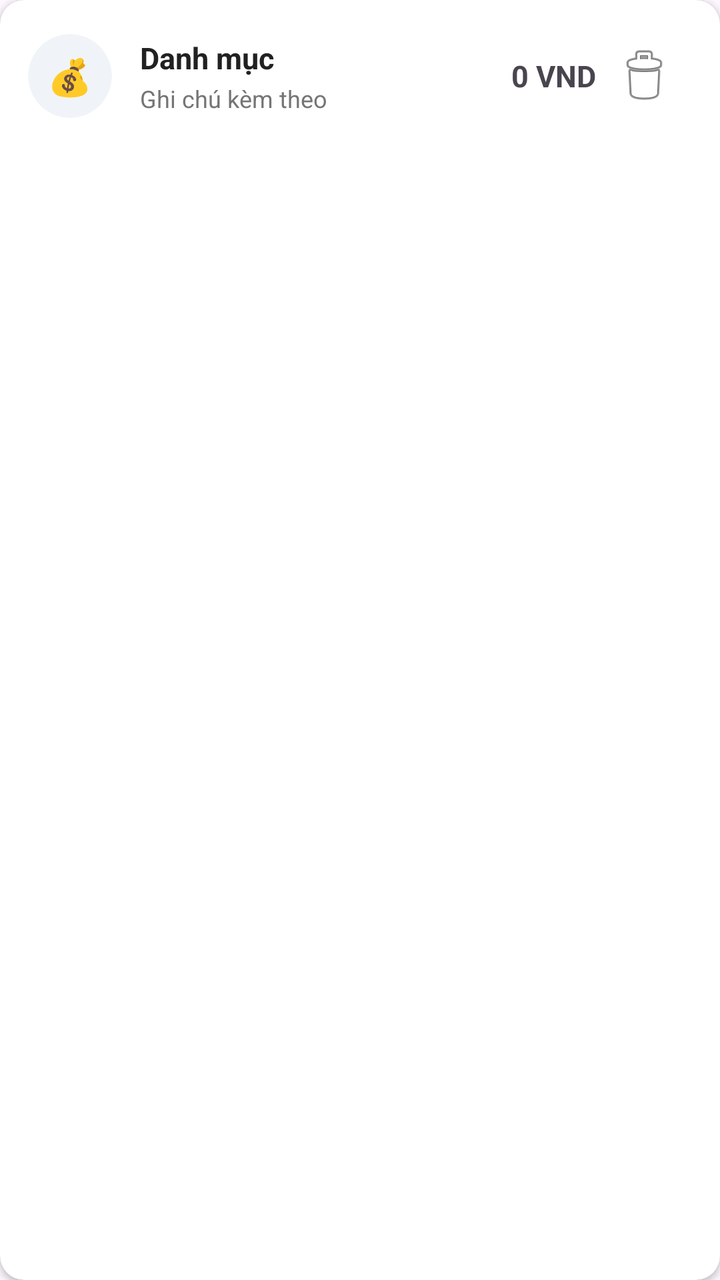
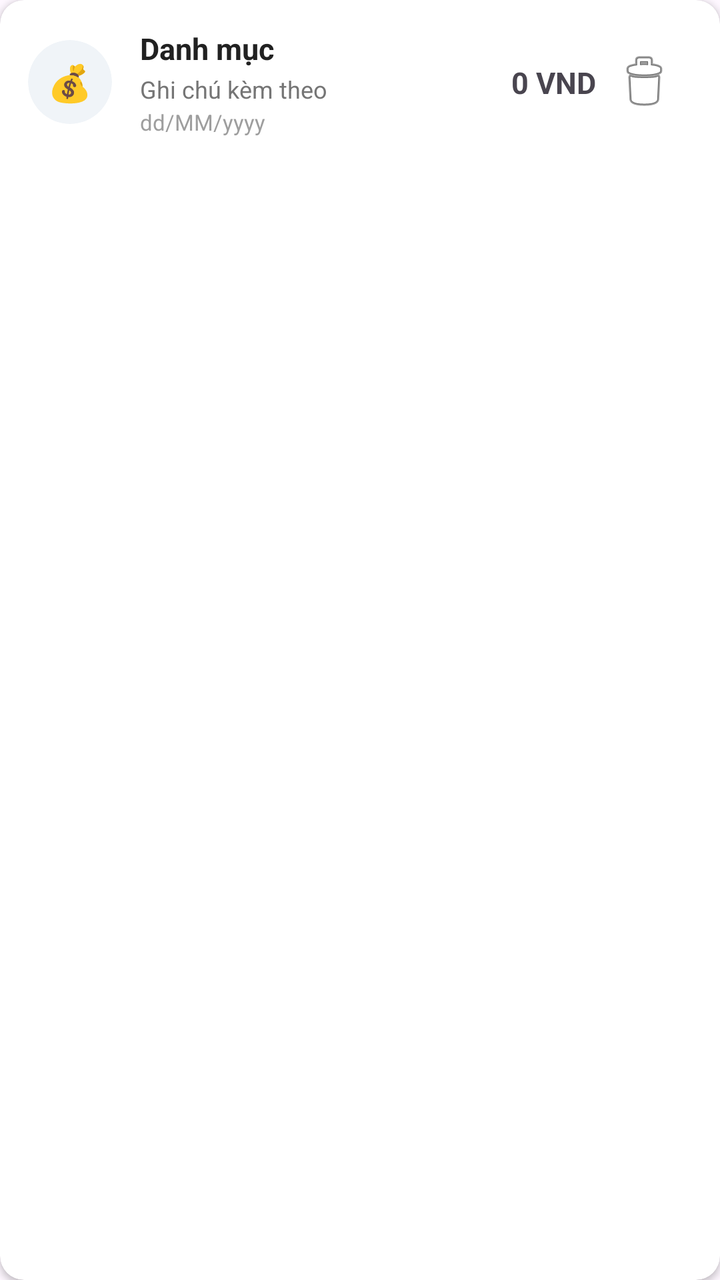

Compare the two renders of this Android layout. The source of the first and the diff that turns it into the second are given below.
<!-- AndroidManifest.xml: application theme Theme.QuanLyChiTieu -->
<!-- res/layout/item_transaction.xml -->
<?xml version="1.0" encoding="utf-8"?>
<androidx.cardview.widget.CardView xmlns:android="http://schemas.android.com/apk/res/android"
    xmlns:app="http://schemas.android.com/apk/res-auto"
    android:layout_width="match_parent"
    android:layout_height="wrap_content"
    android:layout_marginVertical="6dp"
    android:layout_marginHorizontal="2dp"
    app:cardCornerRadius="12dp"
    app:cardElevation="2dp"
    app:cardBackgroundColor="@android:color/white">

    <LinearLayout
        android:layout_width="match_parent"
        android:layout_height="wrap_content"
        android:orientation="horizontal"
        android:padding="14dp"
        android:gravity="center_vertical">

        <androidx.cardview.widget.CardView
            android:layout_width="42dp"
            android:layout_height="42dp"
            app:cardCornerRadius="21dp"
            app:cardElevation="0dp"
            app:cardBackgroundColor="#F0F4F8">

            <TextView
                android:id="@+id/tvItemIcon"
                android:layout_width="wrap_content"
                android:layout_height="wrap_content"
                android:text="💰"
                android:textSize="18sp"
                android:layout_gravity="center"/>
        </androidx.cardview.widget.CardView>

        <LinearLayout
            android:layout_width="0dp"
            android:layout_height="wrap_content"
            android:layout_weight="1"
            android:orientation="vertical"
            android:layout_marginStart="14dp">

            <TextView
                android:id="@+id/tvItemCategory"
                android:layout_width="wrap_content"
                android:layout_height="wrap_content"
                android:text="Danh mục"
                android:textStyle="bold"
                android:textSize="15sp"
                android:textColor="#212121"/>

            <TextView
                android:id="@+id/tvItemNote"
                android:layout_width="wrap_content"
                android:layout_height="wrap_content"
                android:text="Ghi chú kèm theo"
                android:textSize="12sp"
                android:textColor="#757575"
                android:layout_marginTop="2dp"/>
        </LinearLayout>

        <TextView
            android:id="@+id/tvItemAmount"
            android:layout_width="wrap_content"
            android:layout_height="wrap_content"
            android:text="0 VND"
            android:textStyle="bold"
            android:textSize="15sp"
            android:layout_gravity="center_vertical"/>
        <ImageButton
            android:id="@+id/btnDelete"
            android:layout_width="wrap_content"
            android:layout_height="wrap_content"
            android:src="@android:drawable/ic_menu_delete"
            android:background="?attr/selectableItemBackgroundBorderless"
            android:padding="8dp"
            android:contentDescription="Xóa giao dịch" />
    </LinearLayout>
</androidx.cardview.widget.CardView>
<!-- resources referenced by this layout -->
<resources>
  <style name="Theme.QuanLyChiTieu" parent="Base.Theme.QuanLyChiTieu" />
  <style name="Base.Theme.QuanLyChiTieu" parent="Theme.Material3.DayNight.NoActionBar">
          
          
      </style>
</resources>

<!-- the commit's change to res/layout/item_transaction.xml (unified diff, before → after) -->
@@ -56,6 +56,15 @@
                 android:textSize="12sp"
                 android:textColor="#757575"
                 android:layout_marginTop="2dp"/>
+
+            <TextView
+                android:id="@+id/tvItemDate"
+                android:layout_width="wrap_content"
+                android:layout_height="wrap_content"
+                android:text="dd/MM/yyyy"
+                android:textSize="11sp"
+                android:textColor="#9E9E9E"
+                android:layout_marginTop="1dp"/>
         </LinearLayout>
 
         <TextView
